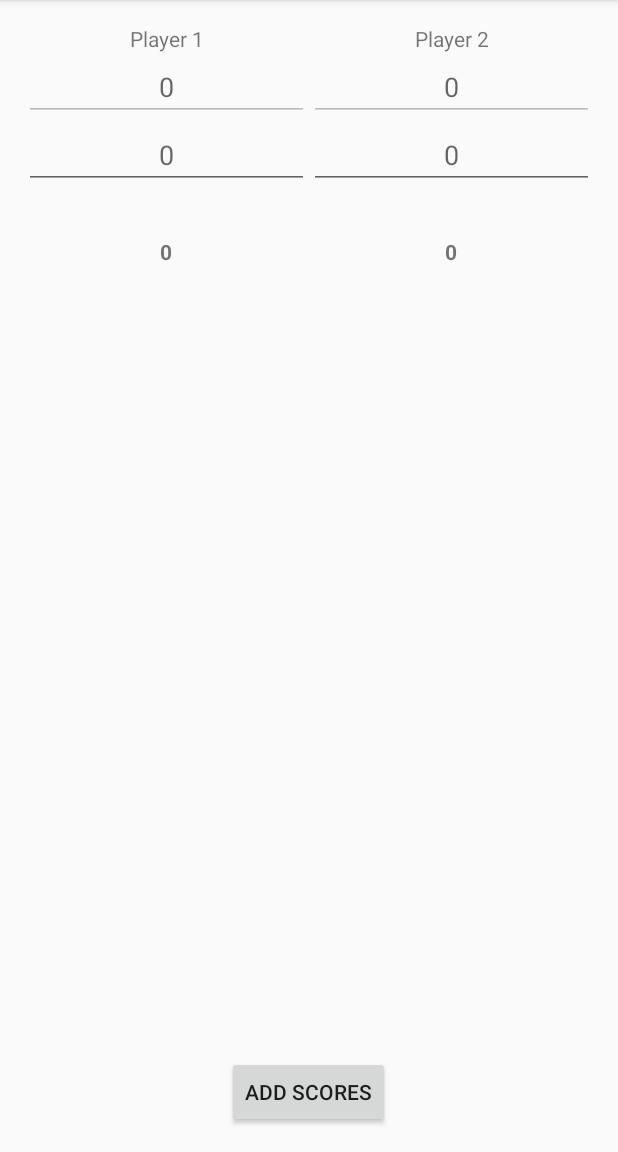
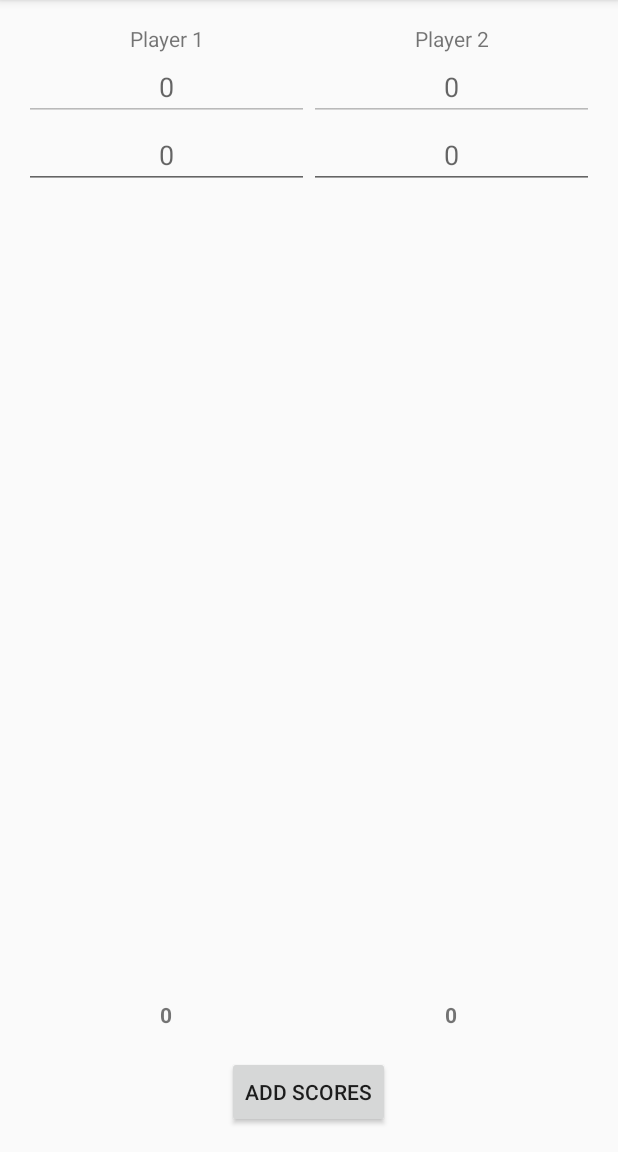
Before and after one commit to Moohan/ScoreKeeper, an Android app: the RecordScoresActivity screen opened directly, with no data from a screen before it, after a tap on "ADD SCORES", on a phone screen of 412 x 824 dp, the part 84-1236 px from its top. Run offline under Robolectric (Android 15) with nearby library versions, the light colour scheme and no system bars.

Commit message:
Change display layout to keep header and footer fixed

```diff
--- a/app/src/main/java/mcmahon/james/scorekeeper/RecordScoresActivity.java
+++ b/app/src/main/java/mcmahon/james/scorekeeper/RecordScoresActivity.java
@@ -165,7 +165,7 @@ public class RecordScoresActivity extends AppCompatActivity {
             }
         }
 
-        scoresTable.addView(tableRow, scoresTable.getChildCount() - 2);
+        scoresTable.addView(tableRow);
 
         //next round
         rounds++;
--- a/app/src/main/res/layout/activity_record_scores.xml
+++ b/app/src/main/res/layout/activity_record_scores.xml
@@ -1,21 +1,17 @@
 <?xml version="1.0" encoding="utf-8"?>
-<RelativeLayout xmlns:android="http://schemas.android.com/apk/res/android"
+
+<LinearLayout xmlns:android="http://schemas.android.com/apk/res/android"
     xmlns:tools="http://schemas.android.com/tools"
     android:layout_width="match_parent"
     android:layout_height="match_parent"
+    android:orientation="vertical"
     android:paddingBottom="@dimen/activity_vertical_margin"
     android:paddingLeft="@dimen/activity_horizontal_margin"
     android:paddingRight="@dimen/activity_horizontal_margin"
     android:paddingTop="@dimen/activity_vertical_margin"
     tools:context="mcmahon.james.scorekeeper.RecordScoresActivity">
 
-
-    <ScrollView
-        android:layout_width="match_parent"
-        android:layout_height="match_parent">
-
     <TableLayout
-            android:id="@+id/player_score_table"
         android:layout_width="match_parent"
         android:layout_height="wrap_content"
         android:scrollbars="vertical"
@@ -25,36 +21,59 @@
             android:id="@+id/player_score_table_header_row"
             android:layout_width="match_parent"
             android:layout_height="match_parent" />
+    </TableLayout>
 
+    <ScrollView
+        android:layout_width="match_parent"
+        android:layout_height="0dp"
+        android:layout_gravity="center"
+        android:layout_weight="1">
+        <TableLayout
+            android:id="@+id/player_score_table"
+            android:layout_width="match_parent"
+            android:layout_height="wrap_content"
+            android:scrollbars="vertical"
+            android:stretchColumns="*">
             <TableRow
                 android:id="@+id/player_score_table_row1"
                 android:layout_width="match_parent"
                 android:layout_height="match_parent" />
+        </TableLayout>
+    </ScrollView>
 
     <Space
         android:layout_width="match_parent"
-                android:layout_height="32dp"
+        android:layout_height="18dp"
         android:visibility="visible" />
+
+    <TableLayout
+        android:layout_width="match_parent"
+        android:layout_height="wrap_content"
+        android:layout_gravity="center"
+        android:scrollbars="vertical"
+        android:stretchColumns="*">
 
         <TableRow
             android:id="@+id/player_score_table_sum_row"
             android:layout_width="match_parent"
             android:layout_height="match_parent" />
 
+    </TableLayout>
 
-        </TableLayout>
-    </ScrollView>
+    <Space
+        android:layout_width="match_parent"
+        android:layout_height="18dp"
+        android:visibility="visible" />
 
     <Button
         android:id="@+id/add_score_button"
         android:layout_width="wrap_content"
         android:layout_height="wrap_content"
-        android:layout_alignParentBottom="true"
-        android:layout_centerHorizontal="true"
+        android:layout_gravity="center"
         android:hapticFeedbackEnabled="true"
         android:onClick="addScores"
         android:text="@string/Add_score"
         tools:ignore="ButtonStyle" />
 
 
-</RelativeLayout>
+</LinearLayout>
```
Lines whose indentation alone changed are shown as unchanged.
